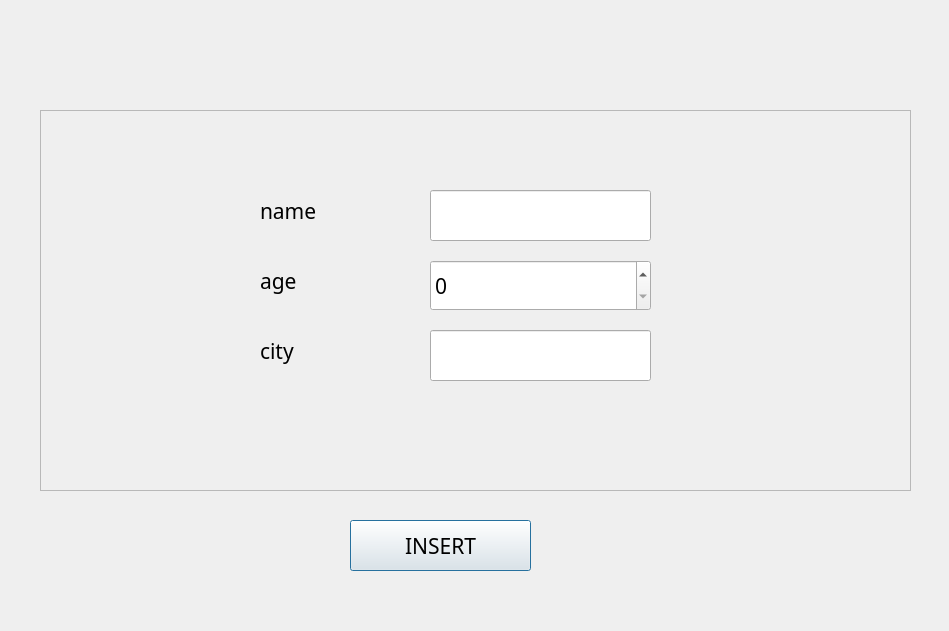
Qt form ui/insertDialog.ui (SuhYeoJee/OrderManager) before a commit.
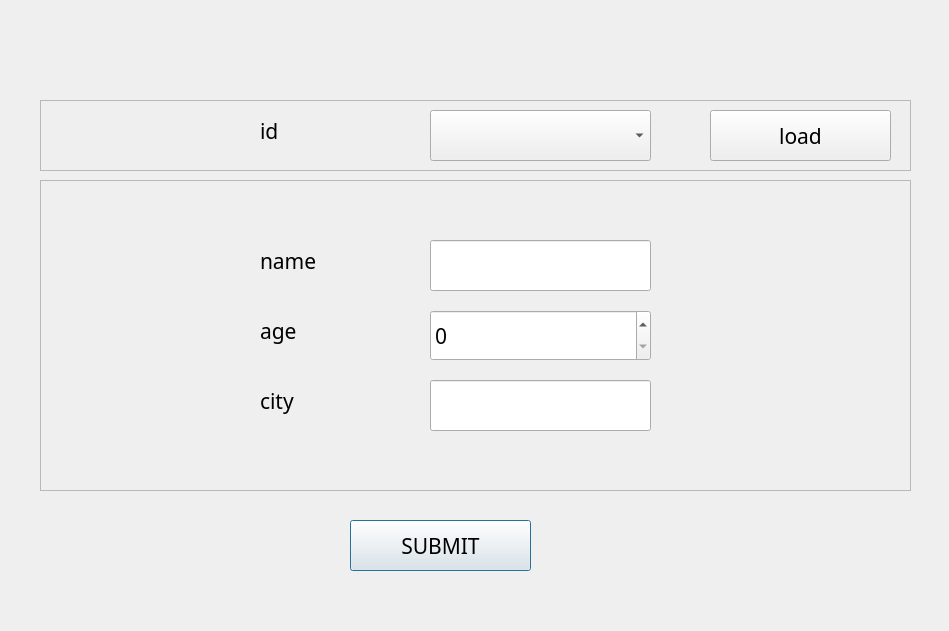
The same form after that commit.

Commit message: insert 동작 시그널처리

What changed in the file:
```diff
--- a/ui/insertDialog.ui
+++ b/ui/insertDialog.ui
@@ -29,16 +29,16 @@
     </rect>
    </property>
    <property name="text">
-    <string>INSERT</string>
+    <string>SUBMIT</string>
    </property>
   </widget>
   <widget class="QFrame" name="frame">
    <property name="geometry">
     <rect>
      <x>40</x>
-     <y>110</y>
+     <y>180</y>
      <width>871</width>
-     <height>381</height>
+     <height>311</height>
     </rect>
    </property>
    <property name="frameShape">
@@ -51,7 +51,7 @@
     <property name="geometry">
      <rect>
       <x>390</x>
-      <y>80</y>
+      <y>60</y>
       <width>221</width>
       <height>51</height>
      </rect>
@@ -61,7 +61,7 @@
     <property name="geometry">
      <rect>
       <x>220</x>
-      <y>80</y>
+      <y>60</y>
       <width>131</width>
       <height>41</height>
      </rect>
@@ -74,7 +74,7 @@
     <property name="geometry">
      <rect>
       <x>220</x>
-      <y>150</y>
+      <y>130</y>
       <width>131</width>
       <height>41</height>
      </rect>
@@ -87,7 +87,7 @@
     <property name="geometry">
      <rect>
       <x>390</x>
-      <y>220</y>
+      <y>200</y>
       <width>221</width>
       <height>51</height>
      </rect>
@@ -97,7 +97,7 @@
     <property name="geometry">
      <rect>
       <x>220</x>
-      <y>220</y>
+      <y>200</y>
       <width>131</width>
       <height>41</height>
      </rect>
@@ -110,7 +110,59 @@
     <property name="geometry">
      <rect>
       <x>390</x>
-      <y>150</y>
+      <y>130</y>
+      <width>221</width>
+      <height>51</height>
+     </rect>
+    </property>
+   </widget>
+  </widget>
+  <widget class="QFrame" name="frame_2">
+   <property name="geometry">
+    <rect>
+     <x>40</x>
+     <y>100</y>
+     <width>871</width>
+     <height>71</height>
+    </rect>
+   </property>
+   <property name="frameShape">
+    <enum>QFrame::StyledPanel</enum>
+   </property>
+   <property name="frameShadow">
+    <enum>QFrame::Raised</enum>
+   </property>
+   <widget class="QPushButton" name="loadBtn">
+    <property name="geometry">
+     <rect>
+      <x>670</x>
+      <y>10</y>
+      <width>181</width>
+      <height>51</height>
+     </rect>
+    </property>
+    <property name="text">
+     <string>load</string>
+    </property>
+   </widget>
+   <widget class="QLabel" name="label_4">
+    <property name="geometry">
+     <rect>
+      <x>220</x>
+      <y>10</y>
+      <width>131</width>
+      <height>41</height>
+     </rect>
+    </property>
+    <property name="text">
+     <string>id</string>
+    </property>
+   </widget>
+   <widget class="QComboBox" name="idComboBox">
+    <property name="geometry">
+     <rect>
+      <x>390</x>
+      <y>10</y>
       <width>221</width>
       <height>51</height>
      </rect>
```
Left out of the diff: 2 changed lines with no effect on the pictures. The commit also changes 6 other files.
